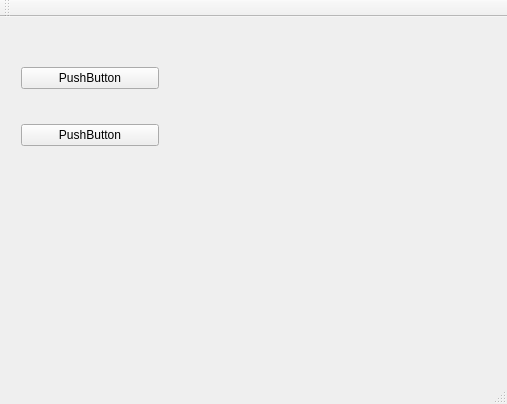
This is mainwindow.ui in fabriziocasati/Clue as Qt 5 draws it before an edit. The edited form follows.
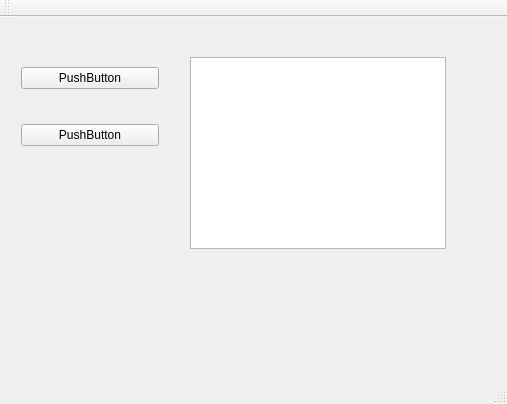
This is the edited form.

```diff
--- a/mainwindow.ui
+++ b/mainwindow.ui
@@ -40,6 +40,16 @@
      </item>
     </layout>
    </widget>
+   <widget class="QTableView" name="tableView">
+    <property name="geometry">
+     <rect>
+      <x>190</x>
+      <y>40</y>
+      <width>256</width>
+      <height>192</height>
+     </rect>
+    </property>
+   </widget>
   </widget>
   <widget class="QMenuBar" name="menuBar">
    <property name="geometry">
```
